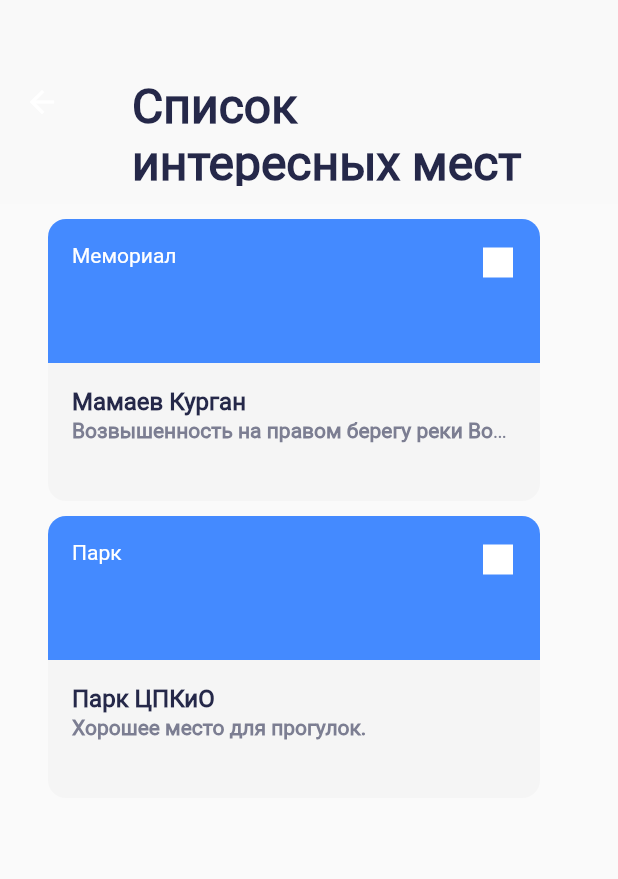
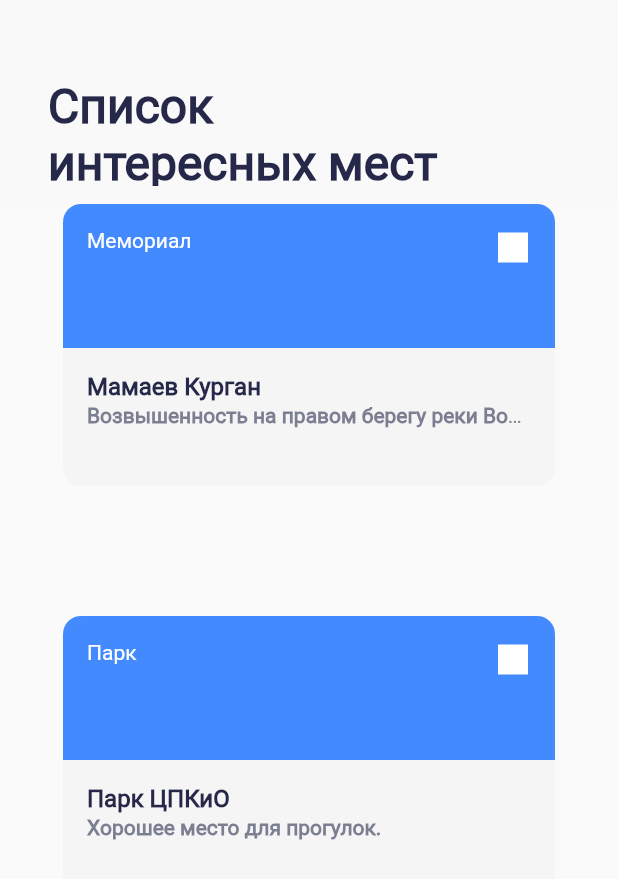
Before and after one commit to leragogogo/places, a Flutter app: the SightListScreen screen opened directly, on a phone screen of 412 x 824 dp. Shown: the top 879 px of the screen. Run offline on Flutter 3.47's test engine with Material 2 defaults, Android fonts, the phone set to English and light mode, and no system bars.

Commit message:
4.8 работа с размерами

```diff
--- a/lib/main.dart
+++ b/lib/main.dart
@@ -13,8 +13,8 @@ class App extends StatelessWidget {
   Widget build(BuildContext context) {
     return MaterialApp(
       title: 'Flutter Demo',
-      home: SightDetailsScreen(mocks[0]),
-      //home: SightListScreen(),
+      //home: SightDetailsScreen(mocks[0]),
+      home: SightListScreen(),
     );
   }
 }
--- a/lib/ui/screen/sight_card.dart
+++ b/lib/ui/screen/sight_card.dart
@@ -9,8 +9,8 @@ class SightCard extends StatelessWidget{
 
    @override
    Widget build(BuildContext context) {
-    return Padding(
-      padding: const EdgeInsets.only(left:32,top:10),
+    return AspectRatio(
+        aspectRatio: 3 / 2,
         child: Column(
           children:[
             Stack(
@@ -59,8 +59,9 @@ class SightCard extends StatelessWidget{
               ),
               child: Column(
                 children: [
+                  const SizedBox(height: 16),
                   Container(
-                  padding: const EdgeInsets.only(left:16,top:16),
+                    padding: const EdgeInsets.only(left:16),
                     alignment: Alignment.topLeft,
                     child: Text(
                       sight.name,
--- a/lib/ui/screen/sight_list_screen.dart
+++ b/lib/ui/screen/sight_list_screen.dart
@@ -1,7 +1,6 @@
 import 'package:flutter/material.dart';
 import 'package:places/mocks.dart';
 import 'package:places/ui/screen/sight_card.dart';
-import 'package:places/ui/screen/sight_details.dart';
 
 class SightListScreen extends StatefulWidget {
   const SightListScreen({Key? key}) : super(key: key);
@@ -14,12 +13,7 @@ class _SightListScreen extends State<SightListScreen> {
   @override
   Widget build(Object context) {
     return Scaffold(
-      appBar: AppBar(
-        title: const TextTitle(),
-        backgroundColor: const Color.fromARGB(1, 1, 1, 1),
-        elevation: 0,
-        toolbarHeight: 136,
-      ),
+      appBar: const CustomAppBar(136),
       body: Column(
         children: [
           SightCard(mocks[0]),
@@ -28,6 +22,25 @@ class _SightListScreen extends State<SightListScreen> {
       ),
     );
   }
+}
+
+class CustomAppBar extends StatelessWidget implements PreferredSizeWidget{
+  final double height;
+
+  const CustomAppBar(this.height, {Key? key}) : super(key: key);
+
+  @override
+  Widget build(BuildContext context) {
+    return AppBar(
+      title: const TextTitle(),
+      backgroundColor: const Color.fromARGB(1, 1, 1, 1),
+      elevation: 0,
+      toolbarHeight: height,
+    );
+  }
+
+  @override
+  Size get preferredSize => Size.fromHeight(height);
 }
 
 class TextTitle extends StatelessWidget {
```
Lines whose indentation alone changed are shown as unchanged.
